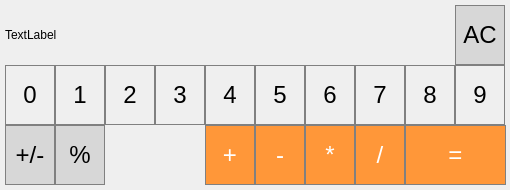
The window that 4th semester/CalculatorPyQT/Calculator/mainwindow.ui (RodKingroo/Lab-Work-TMP) describes before a commit, drawn with Qt 5.
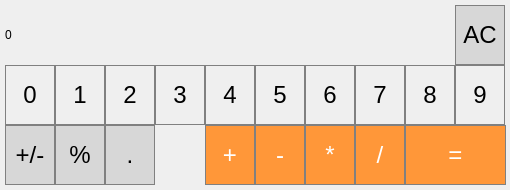
The same window after the commit.

Commit message: Lab 8 - PyQt Calc

What changed in the file:
```diff
--- a/4th semester/CalculatorPyQT/Calculator/mainwindow.ui
+++ b/4th semester/CalculatorPyQT/Calculator/mainwindow.ui
@@ -56,7 +56,7 @@
 background-color : white;</string>
    </property>
    <property name="text">
-    <string>TextLabel</string>
+    <string>0</string>
    </property>
   </widget>
   <widget class="QPushButton" name="pushButton_1">
@@ -485,6 +485,31 @@
     <string>%</string>
    </property>
   </widget>
+  <widget class="QPushButton" name="pushButton_dot">
+   <property name="geometry">
+    <rect>
+     <x>105</x>
+     <y>125</y>
+     <width>50</width>
+     <height>60</height>
+    </rect>
+   </property>
+   <property name="styleSheet">
+    <string notr="true">QPushButton {
+  background-color: rgb(215, 215, 215);
+  border: 1px solid gray;
+  font-size: 24px;
+}
+QPushButton:pressed {
+    background-color: qlineargradient(x1: 0, y1: 0, x2: 0, y2: 1,
+                                      stop: 0 #BEBEBE, stop: 1 #D7D7D7);
+  font-size: 18px;
+}</string>
+   </property>
+   <property name="text">
+    <string>.</string>
+   </property>
+  </widget>
  </widget>
  <resources/>
  <connections/>
```
The commit also changes 1 other file.
